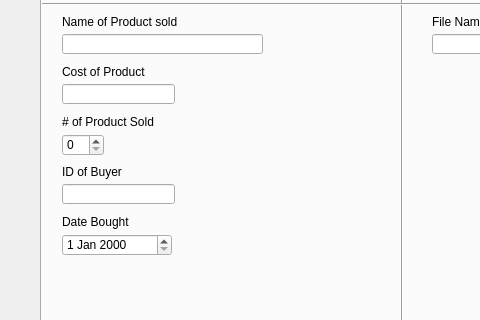
Before: the Qt Designer form WarehouseIO/mainprogram.ui in mulvaneya7/Bad-Badgers, drawn with Qt 5; both pictures show x 0 to 480 and y 142 to 462 of the 826 by 564 pixel window.
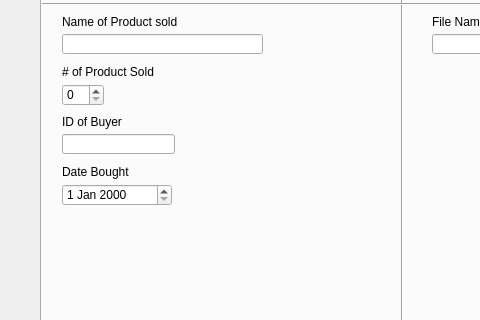
After: the same form once the commit is applied.

```diff
--- a/WarehouseIO/mainprogram.ui
+++ b/WarehouseIO/mainprogram.ui
@@ -841,34 +841,11 @@
       <string>Name of Product sold</string>
      </property>
     </widget>
-    <widget class="QLabel" name="CostofProductLabel">
-     <property name="geometry">
-      <rect>
-       <x>20</x>
-       <y>150</y>
-       <width>211</width>
-       <height>16</height>
-      </rect>
-     </property>
-     <property name="text">
-      <string>Cost of Product</string>
-     </property>
-    </widget>
-    <widget class="QLineEdit" name="manualReportCost">
-     <property name="geometry">
-      <rect>
-       <x>20</x>
-       <y>170</y>
-       <width>113</width>
-       <height>20</height>
-      </rect>
-     </property>
-    </widget>
     <widget class="QLabel" name="productSoldLabel">
      <property name="geometry">
       <rect>
        <x>20</x>
-       <y>200</y>
+       <y>150</y>
        <width>131</width>
        <height>16</height>
       </rect>
@@ -881,7 +858,7 @@
      <property name="geometry">
       <rect>
        <x>20</x>
-       <y>220</y>
+       <y>170</y>
        <width>42</width>
        <height>22</height>
       </rect>
@@ -891,7 +868,7 @@
      <property name="geometry">
       <rect>
        <x>20</x>
-       <y>270</y>
+       <y>220</y>
        <width>113</width>
        <height>20</height>
       </rect>
@@ -901,7 +878,7 @@
      <property name="geometry">
       <rect>
        <x>20</x>
-       <y>250</y>
+       <y>200</y>
        <width>91</width>
        <height>16</height>
       </rect>
@@ -914,7 +891,7 @@
      <property name="geometry">
       <rect>
        <x>20</x>
-       <y>320</y>
+       <y>270</y>
        <width>110</width>
        <height>22</height>
       </rect>
@@ -924,7 +901,7 @@
      <property name="geometry">
       <rect>
        <x>20</x>
-       <y>300</y>
+       <y>250</y>
        <width>111</width>
        <height>16</height>
       </rect>
```
